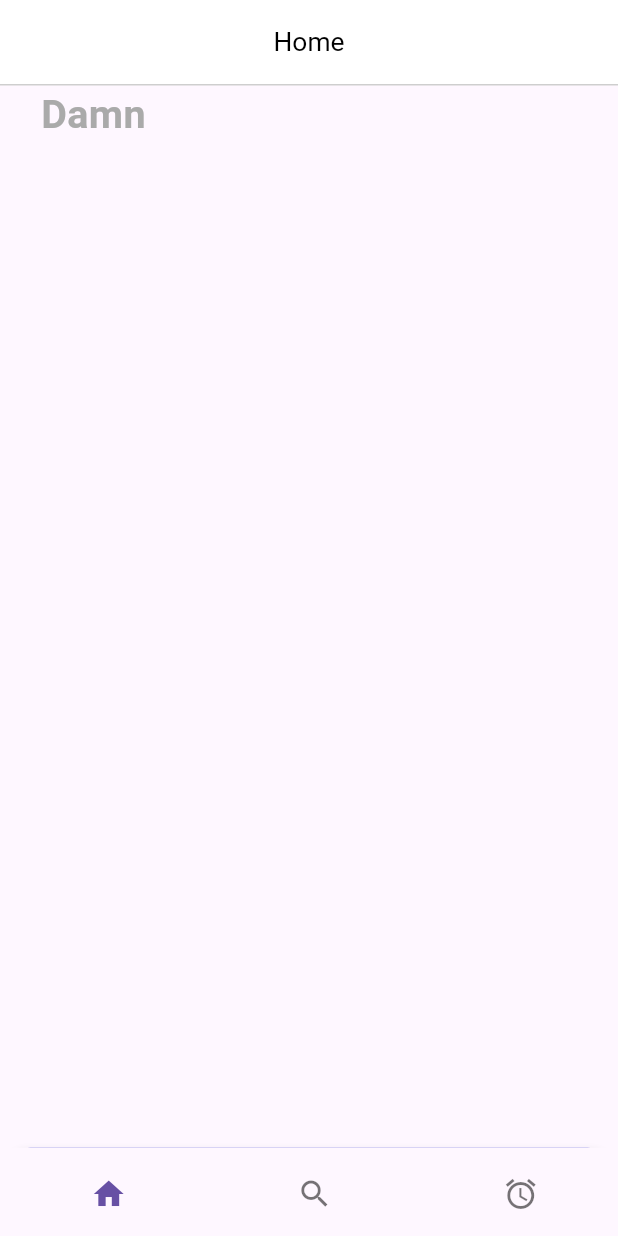
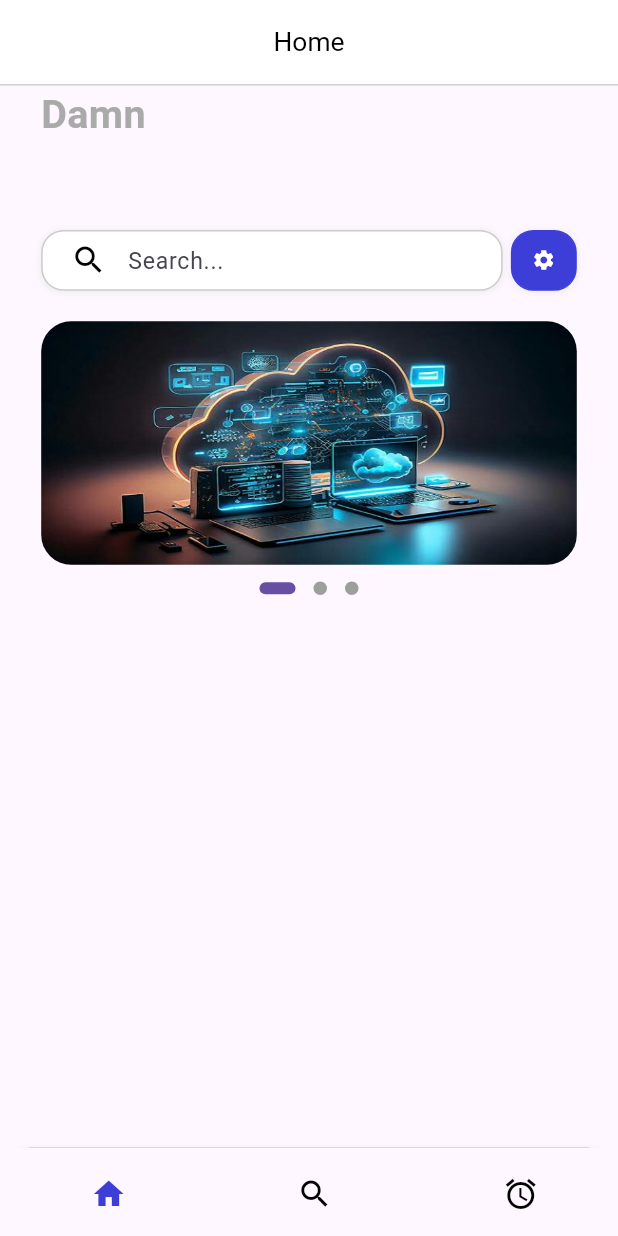
Before and after one commit to fragilebanana16/flutter_course, a Flutter app: the SignIn screen opened by its route, after a tap on "Login", on a phone screen of 412 x 824 dp. Run offline on Flutter 3.47's test engine with Material 3 defaults, Android fonts, the phone set to English and light mode, and no system bars; drawn by our look-alikes of dots_indicator; our stand-ins replace flutter_riverpod, flutter_screenutil, fluttertoast, riverpod_annotation, shared_preferences; accounts and stored records are empty; generated files the repository leaves out were written again.

Commit message:
主页滑动banner

```diff
--- a/lib/common/utils/constants.dart
+++ b/lib/common/utils/constants.dart
@@ -4,3 +4,10 @@ class AppConstants {
   static const String LOGGED_IN = "logged_in";
   static const String USER_PROFILE = "profile";
 }
+
+class ImageRes {
+  static const String _imageBasePath = "assets/images";
+  static const String homeBanner1 = '$_imageBasePath/homeBanner_main.png';
+  static const String homeBanner2 = '$_imageBasePath/homeBanner_media.png';
+  static const String homeBanner3 = '$_imageBasePath/homeBanner_music.png';
+}
--- a/lib/common/widgets/app_textfields.dart
+++ b/lib/common/widgets/app_textfields.dart
@@ -30,9 +30,29 @@ Widget appTextField(
                 margin: EdgeInsets.only(left: 14.w),
                 child: appImage(icon: icon),
               ),
-              Container(
-                  width: 200.w,
-                  height: 50.h,
+              appTextOnlyField(
+                  controller: controller,
+                  hintText: hintText,
+                  func: func,
+                  obscureText: obscureText)
+            ],
+          ),
+        )
+      ],
+    ),
+  );
+}
+
+Widget appTextOnlyField(
+    {TextEditingController? controller,
+    String hintText = "Type in info",
+    double width = 280,
+    double height = 50,
+    bool obscureText = false,
+    void Function(String value)? func}) {
+  return Container(
+      width: width.w,
+      height: height.h,
       child: TextField(
         controller: controller,
         cursorColor: Colors.grey,
@@ -40,7 +60,7 @@ Widget appTextField(
         style: const TextStyle(color: Colors.black),
         keyboardType: TextInputType.multiline,
         decoration: InputDecoration(
-                        contentPadding: EdgeInsets.only(left: 10.h),
+            contentPadding: EdgeInsets.only(left: 10.h, top: 7.h),
             hintText: hintText,
             hintStyle: TextStyle(fontSize: 14.sp),
             border: const OutlineInputBorder(
@@ -55,11 +75,5 @@ Widget appTextField(
         maxLines: 1,
         autocorrect: false,
         obscureText: obscureText, // password char
-                  ))
-            ],
-          ),
-        )
-      ],
-    ),
-  );
+      ));
 }
--- a/lib/common/widgets/image_widget.dart
+++ b/lib/common/widgets/image_widget.dart
@@ -2,19 +2,12 @@ import 'package:flutter/material.dart';
 import 'package:flutter_course/common/utils/app_colors.dart';
 
 Widget appImage(
-    {IconData icon = Icons.home, double width = 16, double height = 16}) {
-  return Icon(
-    icon,
-    size: width,
-  );
-}
-
-Widget appImageWithColor(
     {IconData icon = Icons.home,
-    double width = 16,
-    double height = 16,
+    double size = 16,
     Color color = AppColors.primaryElement}) {
   return Icon(
     icon,
+    size: size,
+    color: color,
   );
 }
--- /dev/null
+++ b/lib/common/widgets/search_bar.dart
@@ -0,0 +1,48 @@
+import 'package:flutter/material.dart';
+import 'package:flutter_course/common/utils/app_colors.dart';
+import 'package:flutter_course/common/widgets/app_shadow.dart';
+import 'package:flutter_course/common/widgets/app_textfields.dart';
+import 'package:flutter_course/common/widgets/image_widget.dart';
+import 'package:flutter_course/common/widgets/text_widgets.dart';
+import 'package:flutter_riverpod/flutter_riverpod.dart';
+import 'package:flutter_screenutil/flutter_screenutil.dart';
+
+Widget searchBar() {
+  return Row(
+    mainAxisAlignment: MainAxisAlignment.spaceBetween,
+    children: [
+      Container(
+        width: 280.w,
+        height: 40.h,
+        decoration: appBoxShadow(
+            color: AppColors.primaryBackground,
+            border: Border.all(color: AppColors.primaryFourElementText)),
+        child: Row(
+          children: [
+            Container(
+                child: appImage(
+                    icon: Icons.search, size: 24, color: AppColors.primaryText),
+                margin: EdgeInsets.only(left: 17.w)),
+            Container(
+              width: 240.w,
+              height: 40.h,
+              child: appTextOnlyField(
+                  hintText: "Search...", width: 240, height: 40),
+            )
+          ],
+        ),
+      ),
+      GestureDetector(
+        onTap: () {},
+        child: Container(
+          width: 40.w,
+          height: 40.h,
+          child: appImage(
+              icon: Icons.settings, color: AppColors.primaryBackground),
+          decoration:
+              appBoxShadow(border: Border.all(color: AppColors.primaryElement)),
+        ),
+      )
+    ],
+  );
+}
--- a/lib/pages/application/widgets/app_widgets.dart
+++ b/lib/pages/application/widgets/app_widgets.dart
@@ -26,14 +26,11 @@ var bottomTabs = <BottomNavigationBarItem>[
 ];
 
 Widget _bottomContainer(
-    {IconData icon = Icons.home,
-    width = 15,
-    double height = 15,
-    Color color = AppColors.primaryElement}) {
+    {IconData icon = Icons.home, Color color = AppColors.primaryText}) {
   return SizedBox(
     width: 15.w,
     height: 15.h,
-    child: appImageWithColor(icon: icon, color: AppColors.primaryText),
+    child: appImage(icon: icon, size: 24, color: color),
   );
 }
 
@@ -41,13 +38,13 @@ Widget appScreens({int index = 0}) {
   List<Widget> screens = [
     const Home(),
     Center(
-      child: appImage(icon: Icons.dangerous, width: 200, height: 200),
+      child: appImage(icon: Icons.dangerous, size: 200),
     ),
     Center(
-      child: appImage(icon: Icons.wallet, width: 200, height: 200),
+      child: appImage(icon: Icons.wallet, size: 200),
     ),
     Center(
-      child: appImage(icon: Icons.g_mobiledata, width: 200, height: 200),
+      child: appImage(icon: Icons.g_mobiledata, size: 200),
     ),
   ];
 
--- /dev/null
+++ b/lib/pages/home/controller/home_controller.dart
@@ -0,0 +1,13 @@
+import 'package:riverpod_annotation/riverpod_annotation.dart';
+part 'home_controller.g.dart';
+
+// combine provider and control together
+@riverpod
+class HomeScreenBannerDots extends _$HomeScreenBannerDots {
+  @override
+  int build() => 0;
+
+  void setIndex(int index) {
+    state = index;
+  }
+}
--- a/lib/pages/home/view/home.dart
+++ b/lib/pages/home/view/home.dart
@@ -2,15 +2,18 @@ import 'package:flutter/cupertino.dart';
 import 'package:flutter/material.dart';
 import 'package:flutter_course/common/utils/app_colors.dart';
 import 'package:flutter_course/common/widgets/app_bar.dart';
+import 'package:flutter_course/common/widgets/search_bar.dart';
 import 'package:flutter_course/common/widgets/text_widgets.dart';
 import 'package:flutter_course/global.dart';
+import 'package:flutter_course/pages/home/view/widgets/home_widget.dart';
+import 'package:flutter_riverpod/flutter_riverpod.dart';
 import 'package:flutter_screenutil/flutter_screenutil.dart';
 
-class Home extends StatelessWidget {
+class Home extends ConsumerWidget {
   const Home({super.key});
 
   @override
-  Widget build(BuildContext context) {
+  Widget build(BuildContext context, WidgetRef ref) {
     return Scaffold(
       appBar: buildAppBar(title: "Home"),
       body: Padding(
@@ -20,17 +23,16 @@ class Home extends StatelessWidget {
               mainAxisAlignment: MainAxisAlignment.start,
               crossAxisAlignment: CrossAxisAlignment.start,
               children: [
-                Container(
-                  child: text24Normal(
-                      text: "Damn",
-                      color: AppColors.primaryThreeElementText,
-                      fontWeight: FontWeight.bold),
+                helloText(),
+                userName(),
+                SizedBox(
+                  height: 20.h,
                 ),
-                Container(
-                  child: text24Normal(
-                      text: Global.storageService.getUserProfile().userName!,
-                      fontWeight: FontWeight.bold),
-                )
+                searchBar(),
+                SizedBox(
+                  height: 20.h,
+                ),
+                banner(ref: ref)
               ],
             ),
           )),
--- /dev/null
+++ b/lib/pages/home/view/widgets/home_widget.dart
@@ -0,0 +1,72 @@
+import 'package:dots_indicator/dots_indicator.dart';
+import 'package:flutter/material.dart';
+import 'package:flutter_course/common/utils/app_colors.dart';
+import 'package:flutter_course/common/utils/constants.dart';
+import 'package:flutter_course/common/widgets/text_widgets.dart';
+import 'package:flutter_course/global.dart';
+import 'package:flutter_course/pages/home/controller/home_controller.dart';
+import 'package:flutter_riverpod/flutter_riverpod.dart';
+import 'package:flutter_screenutil/flutter_screenutil.dart';
+
+Widget userName() {
+  return Container(
+    child: text24Normal(
+        text: Global.storageService.getUserProfile().userName!,
+        fontWeight: FontWeight.bold),
+  );
+}
+
+Widget helloText() {
+  return Container(
+    child: text24Normal(
+        text: "Damn",
+        color: AppColors.primaryThreeElementText,
+        fontWeight: FontWeight.bold),
+  );
+}
+
+Widget banner({required WidgetRef ref}) {
+  return Column(
+    children: [
+      // banners
+      SizedBox(
+        width: 325.w,
+        height: 160.h,
+        child: PageView(
+          onPageChanged: (index) {
+            ref.read(homeScreenBannerDotsProvider.notifier).setIndex(index);
+          },
+          children: [
+            bannerContainer(imagePath: ImageRes.homeBanner1),
+            bannerContainer(imagePath: ImageRes.homeBanner2),
+            bannerContainer(imagePath: ImageRes.homeBanner3),
+          ],
+        ),
+      ),
+      SizedBox(
+        height: 5.h,
+      ),
+      // dots
+      DotsIndicator(
+        position: ref.watch(homeScreenBannerDotsProvider),
+        dotsCount: 3,
+        mainAxisAlignment: MainAxisAlignment.center,
+        decorator: DotsDecorator(
+            size: const Size.square(9.0),
+            activeSize: const Size(24.0, 8.0),
+            activeShape: RoundedRectangleBorder(
+                borderRadius: BorderRadius.circular(5.w))),
+      )
+    ],
+  );
+}
+
+Widget bannerContainer({required String imagePath}) {
+  return Container(
+    width: 325.w,
+    height: 160.h,
+    decoration: BoxDecoration(
+        borderRadius: BorderRadius.circular(20),
+        image: DecorationImage(image: AssetImage(imagePath), fit: BoxFit.fill)),
+  );
+}
```
Also changed, not shown: assets/images/homeBanner_main.png (added), assets/images/homeBanner_media.png (added), assets/images/homeBanner_music.png (added), lib/pages/home/controller/home_controller.g.dart (added). Lines whose indentation alone changed are shown as unchanged.
